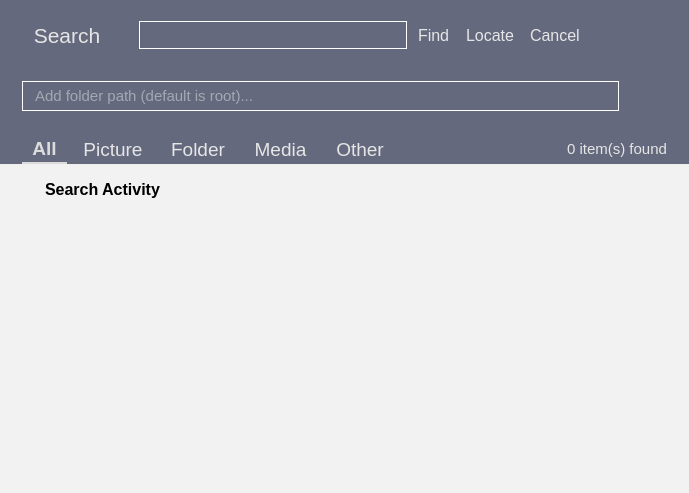
The window that app/search/search.ui (rahmanshaber/corebox) describes before a commit, drawn with Qt 5.
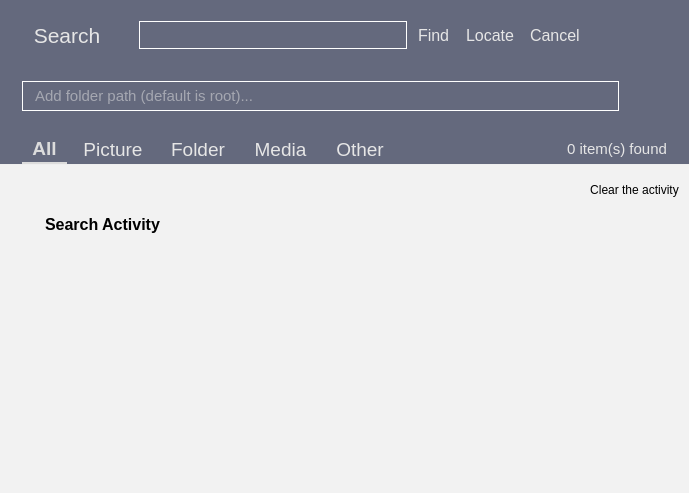
The same window after the commit. Icons and pictures are not drawn.

What changed in the file:
```diff
--- a/app/search/search.ui
+++ b/app/search/search.ui
@@ -820,6 +820,30 @@
        <property name="bottomMargin">
         <number>0</number>
        </property>
+       <item>
+        <layout class="QHBoxLayout" name="horizontalLayout_5">
+         <item>
+          <spacer name="horizontalSpacer_4">
+           <property name="orientation">
+            <enum>Qt::Horizontal</enum>
+           </property>
+           <property name="sizeHint" stdset="0">
+            <size>
+             <width>40</width>
+             <height>20</height>
+            </size>
+           </property>
+          </spacer>
+         </item>
+         <item>
+          <widget class="QPushButton" name="clearActivity">
+           <property name="text">
+            <string>Clear the activity</string>
+           </property>
+          </widget>
+         </item>
+        </layout>
+       </item>
        <item>
         <widget class="QLabel" name="label">
          <property name="font">
```
Left out of the diff: 1 changed line with no effect on the pictures.
